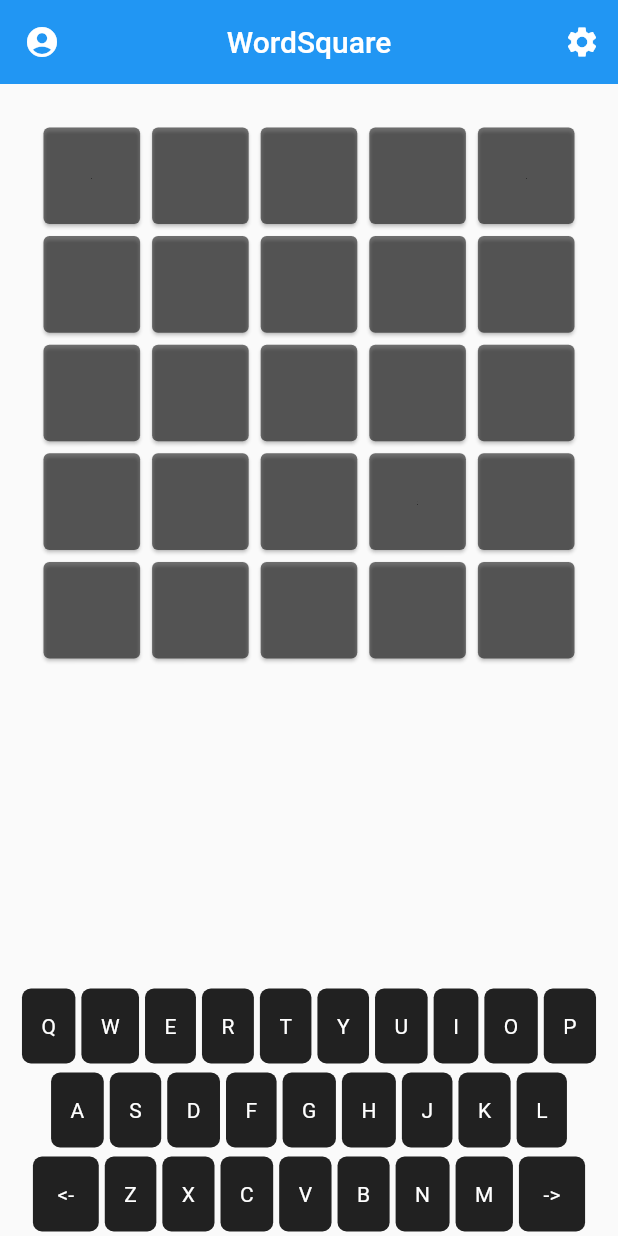
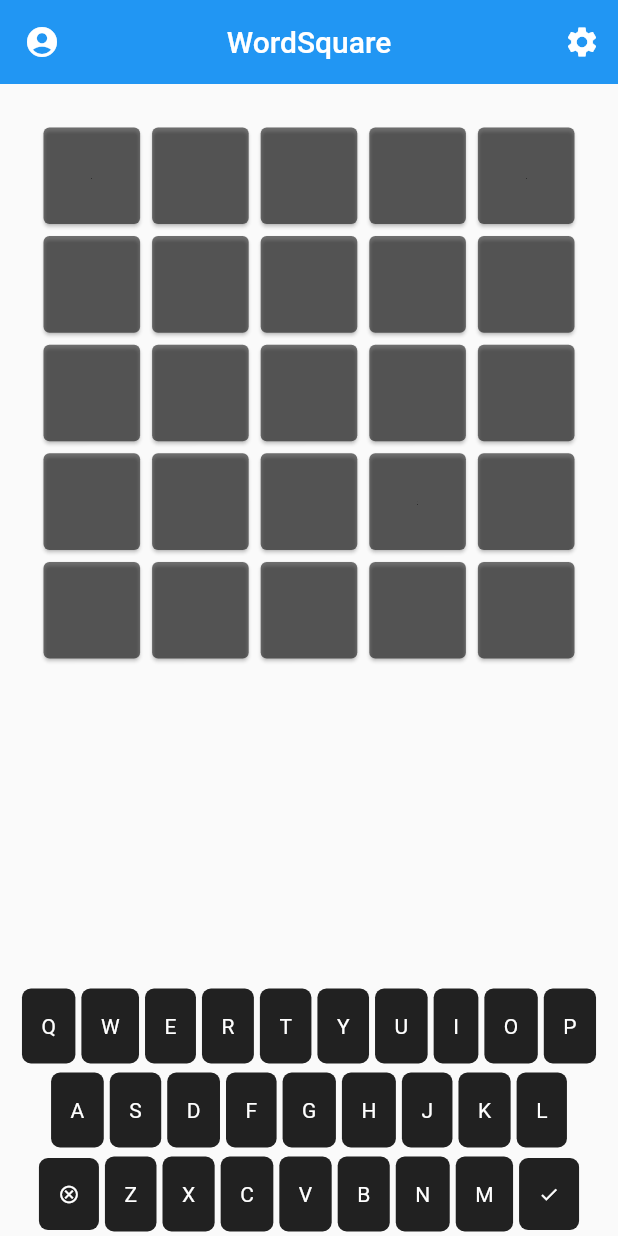
Before and after one commit to Bigalan09/FlutterDemo, a Flutter app: the screen it shows after launch, on a phone screen of 412 x 824 dp. Run offline on Flutter 3.47's test engine with Material 2 defaults, Android fonts, the phone set to English and light mode, and no system bars.

Commit message:
fix selecting!

```diff
--- a/lib/game.dart
+++ b/lib/game.dart
@@ -5,14 +5,16 @@ class WordSquare {
 
   Context get context => _context;
 
-  void init() {
+  Future<bool> init() async {
     List<Player> players = <Player>[
-      Player(Board(List.filled(25, Letter(), growable: false)), "Player 1")
+      Player(Board(List.generate(25, (index) { return Letter(index: index); }, growable: false)), "Player 1")
     ];
     List<List<Letter>> keys = <List<Letter>>[];
     int currentPlayerIndex = 0;
     String currentLetter = "";
 
     _context = Context(players, keys, currentLetter, currentPlayerIndex);
+
+    return true;
   }
 }
--- a/lib/main.dart
+++ b/lib/main.dart
@@ -14,17 +14,11 @@ class MainApp extends StatefulWidget {
 }
 
 class _MainAppState extends State<MainApp> {
-  final WordSquare _game = WordSquare();
-
-  @override
-  void initState() {
-    super.initState();
-    _game.init();
-  }
-
   @override
   Widget build(BuildContext context) {
     return MaterialApp(
+      debugShowCheckedModeBanner: false,
+      showSemanticsDebugger: false,
       home: Scaffold(
         appBar: AppBar(
           elevation: 0,
@@ -45,7 +39,54 @@ class _MainAppState extends State<MainApp> {
             ),
           ],
         ),
-          body: SafeArea(child: Board(_game))),
+        body: const SafeArea(
+          child: HomePage(),
+        ),
+      ),
     );
   }
 }
+
+class HomePage extends StatefulWidget {
+  const HomePage({super.key});
+
+  @override
+  State<HomePage> createState() => _HomePageState();
+}
+
+class _HomePageState extends State<HomePage> {
+  Future<bool> _initialised = Future<bool>.value(false);
+  final WordSquare _game = WordSquare();
+
+  @override
+  void initState() {
+    super.initState();
+    _initialised = _game.init().then((value) {
+      return value;
+    });
+  }
+
+  @override
+  Widget build(BuildContext context) {
+    return FutureBuilder(
+      future: _initialised,
+      builder: (BuildContext context, AsyncSnapshot<bool> snapshot) {
+        List<Widget> children = [];
+        if (snapshot.hasData && snapshot.data == true) {
+          children = [
+            Board(_game),
+          ];
+        } else {
+          children = [
+            Center(
+              child: CircularProgressIndicator(
+                color: Theme.of(context).colorScheme.secondary,
+              ),
+            )
+          ];
+        }
+        return Stack(children: children);
+      },
+    );
+  }
+}
--- a/lib/widgets/alphabet/alphabet.dart
+++ b/lib/widgets/alphabet/alphabet.dart
@@ -15,7 +15,7 @@ class _AlphabetState extends State<Alphabet> {
   Widget build(BuildContext context) {
     List<String> row1 = ['Q', 'W', 'E', 'R', 'T', 'Y', 'U', 'I', 'O', 'P'];
     List<String> row2 = ['A', 'S', 'D', 'F', 'G', 'H', 'J', 'K', 'L'];
-    List<String> row3 = [' <- ', 'Z', 'X', 'C', 'V', 'B', 'N', 'M', ' -> '];
+    List<String> row3 = ['CANCEL','Z', 'X', 'C', 'V', 'B', 'N', 'M', 'ACCEPT'];
 
     return Column(
       children: [
@@ -23,11 +23,27 @@ class _AlphabetState extends State<Alphabet> {
           Row(
             mainAxisAlignment: MainAxisAlignment.center,
             children: row.map((letter) {
+              Widget tile = Text(letter,
+                  style: const TextStyle(fontSize: 14, color: Colors.white));
+              if (letter == "CANCEL") {
+                tile = const Icon(
+                  Icons.cancel_outlined,
+                  color: Colors.white,
+                  size: 14.0,
+                );
+              } else if (letter == "ACCEPT") {
+                tile = const Icon(
+                  Icons.check,
+                  color: Colors.white,
+                  size: 14.0,
+                );
+              }
+
               return GestureDetector(
                 onTap: keyboardEnabled
                     ? () {
                         setState(() {
-                          if (letter == " <- " || letter == " -> ") {
+                          if (letter == "ACCEPT" || letter == "CANCEL") {
                             keyboardEnabled = !keyboardEnabled;
                           } else {
                             widget.onLetterPressed(letter);
@@ -44,9 +60,7 @@ class _AlphabetState extends State<Alphabet> {
                   decoration: BoxDecoration(
                       color: keyboardEnabled ? Colors.black87 : Colors.black12,
                       borderRadius: BorderRadius.circular(6)),
-                  child: Text(letter,
-                      style:
-                          const TextStyle(fontSize: 14, color: Colors.white)),
+                  child: tile,
                 ),
               );
             }).toList(),
--- a/lib/widgets/grid/grid.dart
+++ b/lib/widgets/grid/grid.dart
@@ -12,9 +12,9 @@ class Grid extends StatelessWidget {
       case GameColor.empty:
         return Colors.black54;
       case GameColor.confirmed:
-        return Colors.greenAccent;
+        return Colors.black87;
       case GameColor.selected:
-        return Colors.redAccent;
+        return Colors.amber[300]!;
       default:
         return Colors.black54;
     }
```
Also changed, not shown: lib/widgets/board/board.dart (+18 -1 lines). Lines whose indentation alone changed are shown as unchanged.
